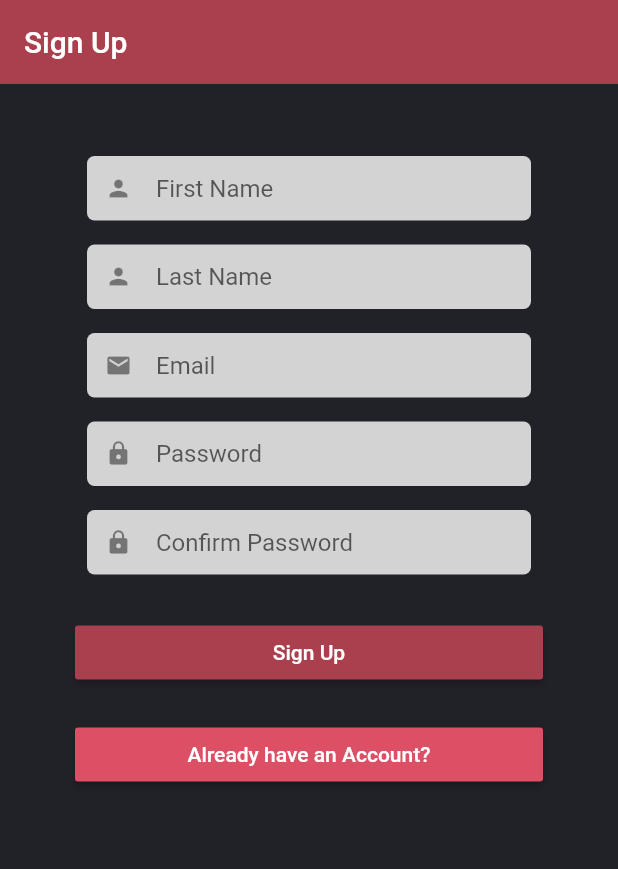
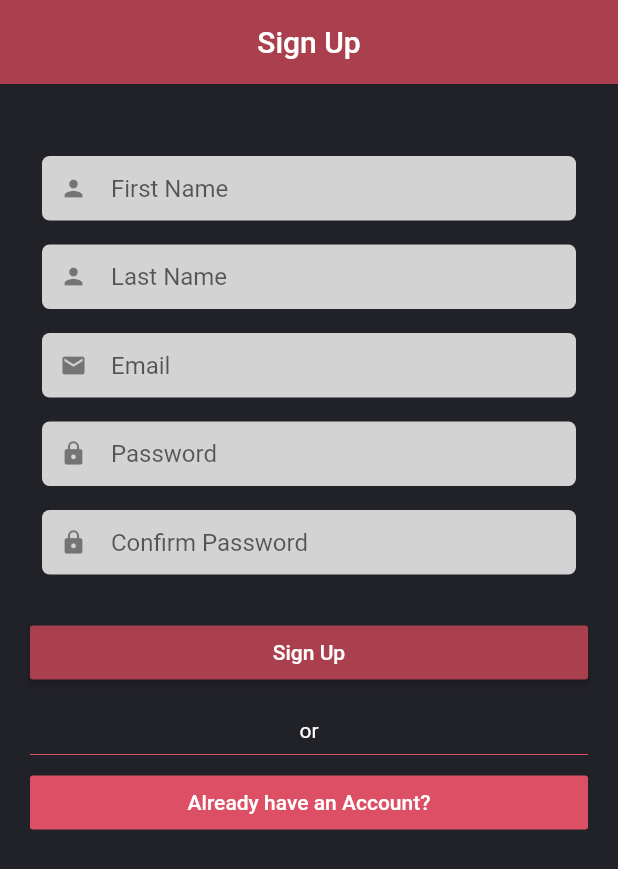
Before and after one commit to etEthiopia/mastawesha, a Flutter app: the screen it shows after launch, after a tap on "Already have an Account?", after a tap on "Create an Account", on a phone screen of 412 x 824 dp. Shown: the top 869 px of the screen. Run offline on Flutter 3.47's test engine with Material 2 defaults, Android fonts, the phone set to English and light mode, and no system bars; our stand-ins replace flutter_secure_storage; Roboto replaces fonts that are missing (Avenir).

Commit message:
landsape vs portrait worked on login

```diff
--- a/lib/global/global.dart
+++ b/lib/global/global.dart
@@ -5,6 +5,8 @@ Color darkGreyColor = Color(0xFF212128);
 Color redColor = Color(0xFFDC4F64);
 
 Color darkRedColor = Color(0xFFAA3F4D);
+
+String defaultFont = 'Avenir';
 
 TextStyle intrayTitleStyle =
     TextStyle(fontFamily: 'Avenir', fontSize: 40, fontWeight: FontWeight.bold);
--- a/lib/screens/auth/login_page.dart
+++ b/lib/screens/auth/login_page.dart
@@ -20,35 +20,31 @@ class _SignInState extends State<SignIn> {
   final TextEditingController _emailController = TextEditingController();
   final TextEditingController _passwordController = TextEditingController();
 
-  @override
-  Widget build(BuildContext context) {
-    final AuthService authService = Provider.of<AuthService>(context);
-    return Scaffold(
-      backgroundColor: darkGreyColor,
-      appBar: AppBar(
-        title: Text("Sign In"),
-        backgroundColor: darkRedColor,
-        elevation: 0.0,
-      ),
-      body: SingleChildScrollView(
-        reverse: true,
-        child: Container(
-            padding: EdgeInsets.symmetric(vertical: 20.0, horizontal: 50.0),
-            child: Form(
-              key: _formKey,
-              child: Column(children: <Widget>[
-                SizedBox(
+  Widget _logoSection() {
+    return Container(
+        margin: EdgeInsets.fromLTRB(0.0, 40.0, 0.0, 0.0),
+        alignment: Alignment.topCenter,
+        child: Image.asset(
+          "assets/images/icons/logo1-S.png",
+          width: 100.0,
+        ));
+  }
+
+  Widget _sizedBox() {
+    return SizedBox(
       height: 20.0,
-                ),
-                Padding(
+    );
+  }
+
+  Widget _emailPrompt() {
+    return Padding(
       padding: const EdgeInsets.all(8.0),
       child: Material(
         borderRadius: BorderRadius.circular(5.0),
         color: Colors.white.withOpacity(0.8),
         elevation: 0.0,
         child: Padding(
-                      padding: const EdgeInsets.symmetric(
-                          horizontal: 12.0, vertical: 4.0),
+          padding: const EdgeInsets.symmetric(horizontal: 12.0, vertical: 4.0),
           child: TextFormField(
             decoration: InputDecoration(
                 hintText: "Email",
@@ -73,16 +69,18 @@ class _SignInState extends State<SignIn> {
           ),
         ),
       ),
-                ),
-                Padding(
+    );
+  }
+
+  Widget _passwordPrompt() {
+    return Padding(
       padding: const EdgeInsets.all(8.0),
       child: Material(
         borderRadius: BorderRadius.circular(5.0),
         color: Colors.white.withOpacity(0.8),
         elevation: 0.0,
         child: Padding(
-                      padding: const EdgeInsets.symmetric(
-                          horizontal: 12.0, vertical: 4.0),
+          padding: const EdgeInsets.symmetric(horizontal: 12.0, vertical: 4.0),
           child: TextFormField(
             decoration: InputDecoration(
                 hintText: "Password",
@@ -101,11 +99,11 @@ class _SignInState extends State<SignIn> {
           ),
         ),
       ),
-                ),
-                SizedBox(
-                  height: 20.0,
-                ),
-                SizedBox(
+    );
+  }
+
+  Widget _signinBtn({AuthService authService}) {
+    return SizedBox(
       width: double.infinity,
       child: RaisedButton(
         onPressed: () async {
@@ -115,8 +113,8 @@ class _SignInState extends State<SignIn> {
             if (jwt != null) {
               storage.write(key: "jwt", value: jwt);
               authService.jwt = jwt;
-                          authService.payload = json.decode(ascii.decode(base64
-                              .decode(base64.normalize(jwt.split(".")[1]))));
+              authService.payload = json.decode(ascii
+                  .decode(base64.decode(base64.normalize(jwt.split(".")[1]))));
               // Navigator.push(
               //     context,
               //     MaterialPageRoute(
@@ -131,29 +129,112 @@ class _SignInState extends State<SignIn> {
         color: darkRedColor,
         child: Text(
           "Sign In",
-                      style: TextStyle(color: Colors.white),
+          style: TextStyle(color: Colors.white, fontFamily: defaultFont),
         ),
       ),
+    );
+  }
+
+  Widget _orText() {
+    return Center(
+      child: Text(
+        "or",
+        style: TextStyle(color: Colors.white, fontFamily: defaultFont),
       ),
-                SizedBox(
-                  height: 20.0,
-                ),
-                SizedBox(
+    );
+  }
+
+  Widget _divider() {
+    return Divider(color: redColor);
+  }
+
+  Widget _createaccountBtn() {
+    return SizedBox(
       width: double.infinity,
-                  child: RaisedButton(
+      child: FlatButton(
         onPressed: () {
           widget.toggleView();
         },
         color: redColor,
         child: Text(
           "Create an Account",
-                      style: TextStyle(color: Colors.white),
+          style: TextStyle(color: Colors.white, fontFamily: defaultFont),
         ),
       ),
-                ),
+    );
+  }
+
+  Widget _layout({AuthService authService}) {
+    Orientation orientation = MediaQuery.of(context).orientation;
+
+    if (orientation == Orientation.portrait) {
+      return SingleChildScrollView(
+        reverse: true,
+        child: Container(
+            padding: EdgeInsets.symmetric(vertical: 20.0, horizontal: 20.0),
+            child: Form(
+              key: _formKey,
+              child: Column(children: <Widget>[
+                _logoSection(),
+                _sizedBox(),
+                _emailPrompt(),
+                _passwordPrompt(),
+                _sizedBox(),
+                _signinBtn(authService: authService),
+                _sizedBox(),
+                _orText(),
+                _divider(),
+                _createaccountBtn()
               ]),
             )),
+      );
+    } else if (orientation == Orientation.landscape)
+      return Container(
+          child: SingleChildScrollView(
+        reverse: true,
+        child: Row(
+          children: <Widget>[
+            Container(
+              width: MediaQuery.of(context).size.width / 3,
+              padding: EdgeInsets.symmetric(vertical: 20.0, horizontal: 20.0),
+              child: Column(
+                children: <Widget>[
+                  _logoSection(),
+                  _divider(),
+                  _createaccountBtn()
+                ],
               ),
+            ),
+            Container(
+                width: MediaQuery.of(context).size.width / 1.5,
+                padding: EdgeInsets.symmetric(vertical: 20.0, horizontal: 20.0),
+                child: Form(
+                  key: _formKey,
+                  child: Column(children: <Widget>[
+                    _emailPrompt(),
+                    _passwordPrompt(),
+                    _sizedBox(),
+                    _signinBtn(authService: authService),
+                    _sizedBox(),
+                  ]),
+                )),
+          ],
+        ),
+      ));
+  }
+
+  @override
+  Widget build(BuildContext context) {
+    final AuthService authService = Provider.of<AuthService>(context);
+    return Scaffold(
+      backgroundColor: darkGreyColor,
+      appBar: AppBar(
+        centerTitle: true,
+        title: Text("Sign In", style: TextStyle(fontFamily: defaultFont)),
+        backgroundColor: darkRedColor,
+        elevation: 0.0,
+      ),
+      body: _layout(authService: authService),
     );
   }
 
@@ -161,8 +242,12 @@ class _SignInState extends State<SignIn> {
   void displayDialog(BuildContext context, String title, String text) =>
       showDialog(
         context: context,
-        builder: (context) =>
-            AlertDialog(title: Text(title), content: Text(text)),
+        builder: (context) => AlertDialog(
+            title: Text(title, style: TextStyle(fontFamily: defaultFont)),
+            content: Text(
+              text,
+              style: TextStyle(fontFamily: defaultFont),
+            )),
       );
 
   Future<String> attemptLogIn(String email, String password) async {
--- a/lib/screens/auth/register_page.dart
+++ b/lib/screens/auth/register_page.dart
@@ -28,14 +28,18 @@ class _SignUpState extends State<SignUp> {
     return Scaffold(
       backgroundColor: darkGreyColor,
       appBar: AppBar(
-        title: Text("Sign Up"),
+        centerTitle: true,
+        title: Text(
+          "Sign Up",
+          style: TextStyle(fontFamily: defaultFont),
+        ),
         backgroundColor: darkRedColor,
         elevation: 0.0,
       ),
       body: SingleChildScrollView(
         reverse: true,
         child: Container(
-            padding: EdgeInsets.symmetric(vertical: 20.0, horizontal: 50.0),
+            padding: EdgeInsets.symmetric(vertical: 20.0, horizontal: 20.0),
             child: Form(
               key: _formKey,
               child: Column(children: <Widget>[
@@ -225,23 +229,33 @@ class _SignUpState extends State<SignUp> {
                     color: darkRedColor,
                     child: Text(
                       "Sign Up",
-                      style: TextStyle(color: Colors.white),
+                      style: TextStyle(
+                          color: Colors.white, fontFamily: defaultFont),
                     ),
                   ),
                 ),
                 SizedBox(
                   height: 20.0,
                 ),
+                Center(
+                  child: Text(
+                    "or",
+                    style:
+                        TextStyle(color: Colors.white, fontFamily: defaultFont),
+                  ),
+                ),
+                Divider(color: redColor),
                 SizedBox(
                   width: double.infinity,
-                  child: RaisedButton(
+                  child: FlatButton(
                     onPressed: () {
                       widget.toggleView();
                     },
                     color: redColor,
                     child: Text(
                       "Already have an Account?",
-                      style: TextStyle(color: Colors.white),
+                      style: TextStyle(
+                          color: Colors.white, fontFamily: defaultFont),
                     ),
                   ),
                 ),
@@ -255,8 +269,9 @@ class _SignUpState extends State<SignUp> {
   void displayDialog(BuildContext context, String title, String text) =>
       showDialog(
         context: context,
-        builder: (context) =>
-            AlertDialog(title: Text(title), content: Text(text)),
+        builder: (context) => AlertDialog(
+            title: Text(title, style: TextStyle(fontFamily: defaultFont)),
+            content: Text(text, style: TextStyle(fontFamily: defaultFont))),
       );
 
   Future<int> attemptSignUp(
--- a/pubspec.yaml
+++ b/pubspec.yaml
@@ -58,7 +58,8 @@ flutter:
   uses-material-design: true
 
   # To add assets to your application, add an assets section, like this:
-  # assets:
+  assets:
+    - assets/images/icons/
   #   - images/a_dot_burr.jpeg
   #   - images/a_dot_ham.jpeg
 
```
Also changed, not shown: assets/images/icons/logo1-L.png, assets/images/icons/logo1-M.png, assets/images/icons/logo1-S.png, assets/images/icons/logo2-L.png, assets/images/icons/logo2-M.png, assets/images/icons/logo2-S.png. Lines whose indentation alone changed are shown as unchanged.
